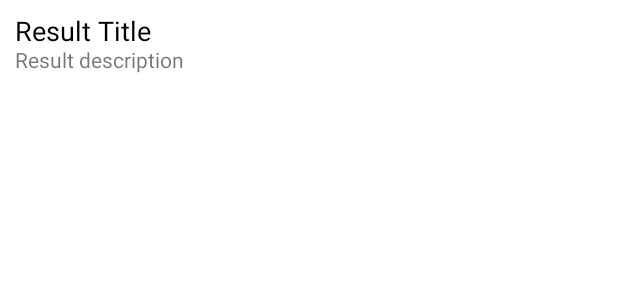
After one commit to cuhacking/atlas, an Android app: the layout item_search_result.xml on its own in the app's theme, with its tools: preview values and no code run, on a phone screen of 412 x 824 dp. The commit adds this screen. Shown: the top 300 px of the screen. Run offline under Robolectric (Android 15) with nearby library versions, the phone set to English and light mode, and no system bars.

Commit message:
Implement Search Feature (draft)

```diff
--- /dev/null
+++ b/android/src/main/java/com/cuhacking/atlas/search/SearchResult.kt
@@ -0,0 +1,3 @@
+package com.cuhacking.atlas.search
+
+data class SearchResult(val name: String, val description: String)
--- /dev/null
+++ b/android/src/main/res/drawable/rounded_corners.xml
@@ -0,0 +1,9 @@
+<?xml version="1.0" encoding="utf-8"?>
+<shape
+    xmlns:android="http://schemas.android.com/apk/res/android"
+    android:shape="rectangle">
+    <corners
+        android:radius="8dp"/>
+    <solid
+        android:color="#ffffff" />
+</shape>
--- /dev/null
+++ b/android/src/main/res/layout/item_search_result.xml
@@ -0,0 +1,40 @@
+<?xml version="1.0" encoding="utf-8"?>
+<androidx.constraintlayout.widget.ConstraintLayout xmlns:android="http://schemas.android.com/apk/res/android"
+    xmlns:app="http://schemas.android.com/apk/res-auto"
+    android:id="@+id/search_item"
+    android:layout_width="match_parent"
+    android:layout_height="60dp"
+    android:background="@drawable/rounded_corners"
+    android:clickable="true"
+    android:focusable="true">
+
+    <TextView
+        android:id="@+id/result"
+        android:layout_width="wrap_content"
+        android:layout_height="wrap_content"
+        android:layout_marginStart="10dp"
+        android:text="Result Title"
+        android:textAppearance="@style/TextAppearance.AppCompat.Medium"
+        android:textColor="#000000"
+        app:layout_constraintBottom_toBottomOf="parent"
+        app:layout_constraintEnd_toEndOf="parent"
+        app:layout_constraintHorizontal_bias="0"
+        app:layout_constraintStart_toStartOf="parent"
+        app:layout_constraintTop_toTopOf="parent"
+        app:layout_constraintVertical_bias="0.22000003" />
+
+    <TextView
+        android:id="@+id/description"
+        android:layout_width="wrap_content"
+        android:layout_height="wrap_content"
+        android:layout_marginStart="10dp"
+        android:layout_marginTop="5dp"
+        android:text="Result description"
+        app:layout_constraintBottom_toBottomOf="parent"
+        app:layout_constraintEnd_toEndOf="parent"
+        app:layout_constraintHorizontal_bias="0"
+        app:layout_constraintStart_toStartOf="parent"
+        app:layout_constraintTop_toTopOf="parent"
+        app:layout_constraintVertical_bias="0.69" />
+
+</androidx.constraintlayout.widget.ConstraintLayout>
```
Also changed, not shown: android/src/main/java/com/cuhacking/atlas/MainActivity.kt (+37 -2 lines), android/src/main/java/com/cuhacking/atlas/search/SearchResultsAdapter.kt (added, +49 -0 lines), android/src/main/java/com/cuhacking/atlas/search/SearchViewModel.kt (added, +23 -0 lines), android/src/main/res/layout/activity_main.xml (+34 -1 lines).
